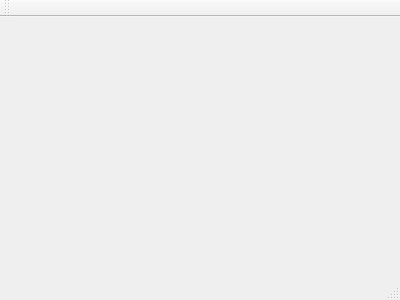
Before: the Qt Designer form quizzawindow.ui in islandmonkey/quizza, drawn with Qt 5.
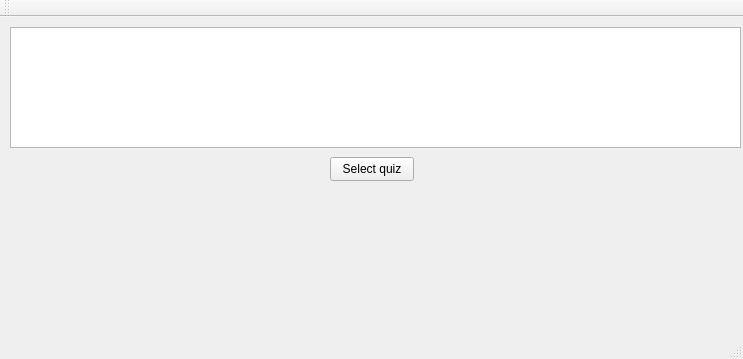
After: the same form once the commit is applied.

The edit to the form file:
```diff
--- a/quizzawindow.ui
+++ b/quizzawindow.ui
@@ -1,24 +1,70 @@
 <ui version="4.0">
  <class>QuizzaWindow</class>
- <widget class="QMainWindow" name="QuizzaWindow" >
-  <property name="geometry" >
+ <widget class="QMainWindow" name="QuizzaWindow">
+  <property name="geometry">
    <rect>
     <x>0</x>
     <y>0</y>
-    <width>400</width>
-    <height>300</height>
+    <width>743</width>
+    <height>359</height>
    </rect>
   </property>
   <property name="windowTitle" >
    <string>QuizzaWindow</string>
   </property>
-  <widget class="QMenuBar" name="menuBar" />
-  <widget class="QToolBar" name="mainToolBar" />
-  <widget class="QWidget" name="centralWidget" />
-  <widget class="QStatusBar" name="statusBar" />
+  <widget class="QWidget" name="centralWidget">
+   <widget class="QTextEdit" name="textEdit">
+    <property name="geometry">
+     <rect>
+      <x>10</x>
+      <y>10</y>
+      <width>731</width>
+      <height>121</height>
+     </rect>
+    </property>
+    <property name="html">
+     <string>&lt;!DOCTYPE HTML PUBLIC &quot;-//W3C//DTD HTML 4.0//EN&quot; &quot;http://www.w3.org/TR/REC-html40/strict.dtd&quot;&gt;
+&lt;html&gt;&lt;head&gt;&lt;meta name=&quot;qrichtext&quot; content=&quot;1&quot; /&gt;&lt;style type=&quot;text/css&quot;&gt;
+p, li { white-space: pre-wrap; }
+&lt;/style&gt;&lt;/head&gt;&lt;body style=&quot; font-family:'Ubuntu'; font-size:10pt; font-weight:400; font-style:normal;&quot;&gt;
+&lt;p align=&quot;center&quot; style=&quot;-qt-paragraph-type:empty; margin-top:0px; margin-bottom:0px; margin-left:0px; margin-right:0px; -qt-block-indent:0; text-indent:0px;&quot;&gt;&lt;br /&gt;&lt;/p&gt;&lt;/body&gt;&lt;/html&gt;</string>
+    </property>
+   </widget>
+   <widget class="QPushButton" name="pushButton">
+    <property name="geometry">
+     <rect>
+      <x>330</x>
+      <y>140</y>
+      <width>84</width>
+      <height>24</height>
+     </rect>
+    </property>
+    <property name="text">
+     <string>Select quiz</string>
+    </property>
+   </widget>
+  </widget>
+  <widget class="QMenuBar" name="menuBar">
+   <property name="geometry">
+    <rect>
+     <x>0</x>
+     <y>0</y>
+     <width>743</width>
+     <height>21</height>
+    </rect>
+   </property>
+  </widget>
+  <widget class="QToolBar" name="mainToolBar">
+   <attribute name="toolBarArea">
+    <enum>TopToolBarArea</enum>
+   </attribute>
+   <attribute name="toolBarBreak">
+    <bool>false</bool>
+   </attribute>
+  </widget>
+  <widget class="QStatusBar" name="statusBar"/>
  </widget>
- <layoutDefault spacing="6" margin="11" />
- <pixmapfunction></pixmapfunction>
+ <layoutdefault spacing="6" margin="11"/>
  <resources/>
  <connections/>
 </ui>
```
Left out of the diff: 3 changed lines with no effect on the pictures.
